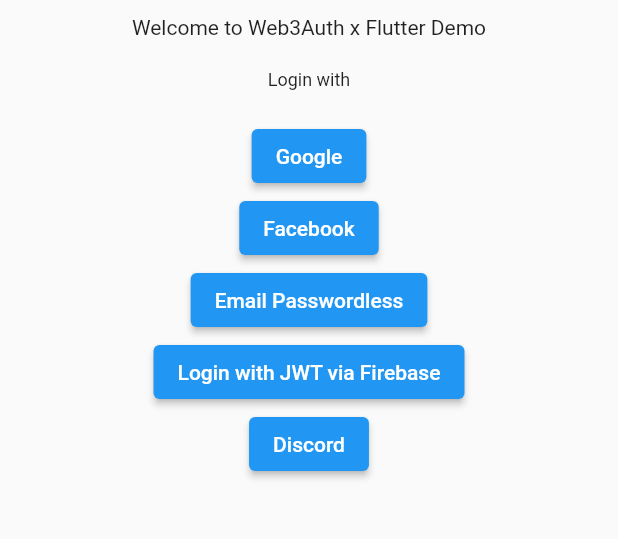
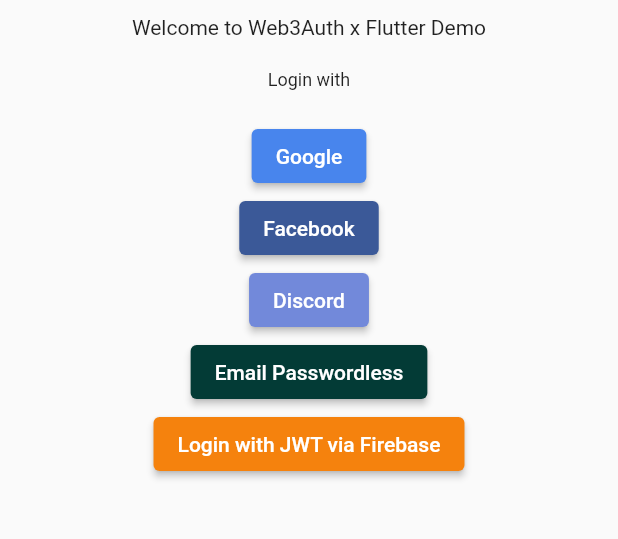
Before and after one commit to shahbaz17/web3auth-flutter-demo, a Flutter app: the screen it shows after launch, on a phone screen of 412 x 824 dp, the part 351-890 px from its top. Run offline on Flutter 3.47's test engine with Material 2 defaults, Android fonts, the phone set to English and light mode, and no system bars; our stand-ins replace firebase_auth, firebase_core; missing offline and left inert: web3auth_flutter; accounts and stored records are empty.

Commit message:
UI changes

```diff
--- a/lib/main.dart
+++ b/lib/main.dart
@@ -128,20 +128,40 @@ class _MyAppState extends State<MyApp> {
                       height: 20,
                     ),
                     ElevatedButton(
+                        style: ElevatedButton.styleFrom(
+                            backgroundColor: const Color.fromARGB(
+                                255, 72, 133, 237) // This is what you need!
+                            ),
                         onPressed: _login(_withGoogle),
                         child: const Text('Google')),
                     ElevatedButton(
+                        style: ElevatedButton.styleFrom(
+                            backgroundColor: const Color.fromARGB(
+                                255, 59, 89, 152) // This is what you need!
+                            ),
                         onPressed: _login(_withFacebook),
                         child: const Text('Facebook')),
                     ElevatedButton(
+                        style: ElevatedButton.styleFrom(
+                            backgroundColor: const Color.fromARGB(
+                                255, 114, 137, 218) // This is what you need!
+                            ),
+                        onPressed: _login(_withDiscord),
+                        child: const Text('Discord')),
+                    ElevatedButton(
+                        style: ElevatedButton.styleFrom(
+                            backgroundColor: const Color.fromARGB(
+                                255, 3, 59, 54) // This is what you need!
+                            ),
                         onPressed: _login(_withEmailPasswordless),
                         child: const Text('Email Passwordless')),
                     ElevatedButton(
+                        style: ElevatedButton.styleFrom(
+                            backgroundColor: const Color.fromARGB(
+                                255, 245, 130, 13) // This is what you need!
+                            ),
                         onPressed: _login(_withJWT),
                         child: const Text('Login with JWT via Firebase')),
-                    ElevatedButton(
-                        onPressed: _login(_withDiscord),
-                        child: const Text('Discord')),
                   ],
                 ),
               ),
```
Also changed, not shown: 1 other file.
